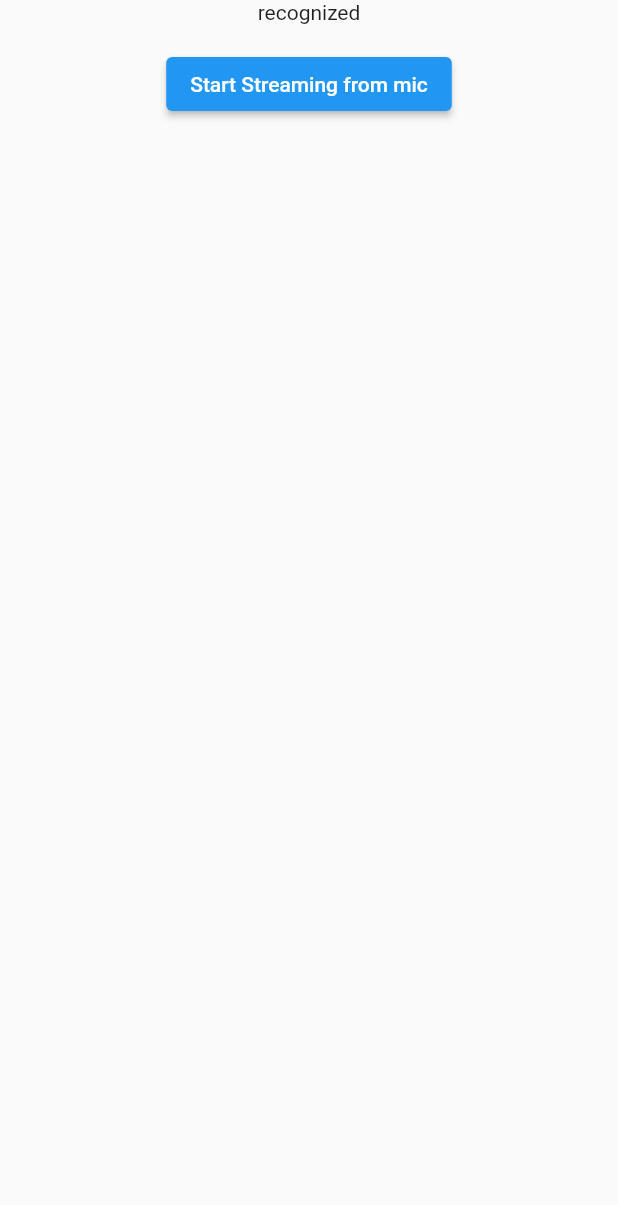
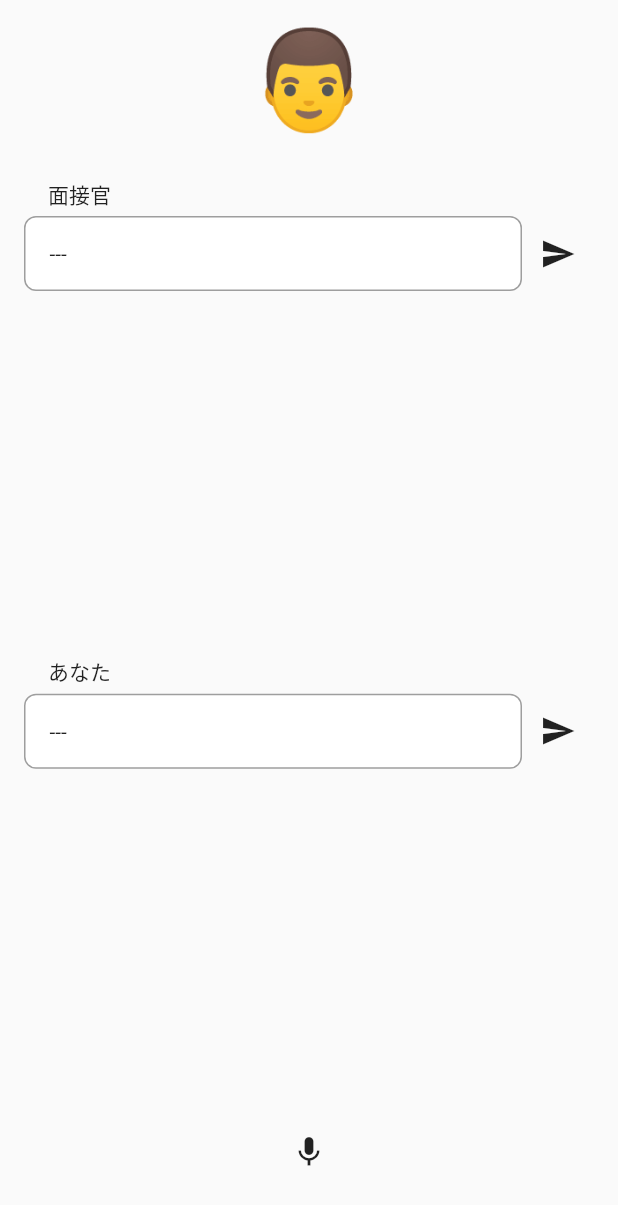
Before and after one commit to oh-naoki/robo_interviewer, a Flutter app: the screen it shows after launch, on a phone screen of 412 x 824 dp. Shown: the top 1205 px of the screen. Run offline on Flutter 3.47's test engine with Material 2 defaults, Android fonts, the phone set to English and light mode, and no system bars; our stand-ins replace dio, freezed_annotation, hooks_riverpod, retrofit, rxdart; missing offline and left inert: google_speech, sound_stream; generated files the repository leaves out were written again.

```diff
--- a/lib/ui/main.dart
+++ b/lib/ui/main.dart
@@ -17,7 +17,11 @@ class MyApp extends StatelessWidget {
       theme: ThemeData(
         primarySwatch: Colors.blue,
       ),
-      home: const MainScreen(),
+      home: const Scaffold(
+        body: SafeArea(
+          child: MainScreen(),
+        ),
+      ),
     );
   }
 }
@@ -42,11 +46,27 @@ class MainScreen extends ConsumerWidget {
         return Material(
           child: Column(
             children: [
-              Text("recognized"),
-              Text(viewState.text),
-              ElevatedButton(
-                onPressed: viewState.recognizing ? viewModel.stopSpeech : viewModel.startSpeech,
-                child: viewState.recognizing ? const Text('Stop recording') : const Text('Start Streaming from mic'),
+              const CharImage(),
+              Expanded(
+                flex: 1,
+                child: CharVoice(
+                  name: "面接官",
+                  text: viewState.aiResponse,
+                  submit: () {},
+                ),
+              ),
+              Expanded(
+                flex: 1,
+                child: CharVoice(
+                  name: "あなた",
+                  text: viewState.userInput,
+                  submit: viewModel.submit,
+                ),
+              ),
+              RecordButton(
+                onRecordClicked: () {
+                  viewModel.onRecordClicked();
+                },
               ),
             ],
           ),
@@ -55,3 +75,120 @@ class MainScreen extends ConsumerWidget {
     );
   }
 }
+
+class CharImage extends StatelessWidget {
+  const CharImage({Key? key}) : super(key: key);
+
+  @override
+  Widget build(BuildContext context) {
+    return const Padding(
+      padding: EdgeInsets.all(16.0),
+      child: Text(
+        "👨",
+        style: TextStyle(
+          fontSize: 64,
+        ),
+      ),
+    );
+  }
+}
+
+class CharVoice extends StatelessWidget {
+  final String name;
+  final String text;
+  final VoidCallback? submit;
+
+  const CharVoice({
+    Key? key,
+    required this.name,
+    required this.text,
+    required this.submit,
+  }) : super(key: key);
+
+  @override
+  Widget build(BuildContext context) {
+    return Container(
+      margin: const EdgeInsets.symmetric(vertical: 8, horizontal: 16),
+      child: Column(
+        crossAxisAlignment: CrossAxisAlignment.start,
+        children: [
+          NameTag(
+            name: name,
+          ),
+          Row(
+            children: [
+              Expanded(
+                flex: 1,
+                child: CharText(
+                  text: text,
+                ),
+              ),
+              IconButton(
+                onPressed: submit,
+                icon: const Icon(
+                  Icons.send,
+                ),
+              ),
+            ],
+          ),
+        ],
+      ),
+    );
+  }
+}
+
+class CharText extends StatelessWidget {
+  final String text;
+
+  const CharText({
+    Key? key,
+    required this.text,
+  }) : super(key: key);
+
+  @override
+  Widget build(BuildContext context) {
+    return Container(
+      padding: const EdgeInsets.symmetric(vertical: 16, horizontal: 16),
+      width: double.infinity,
+      decoration: BoxDecoration(
+        color: Colors.white,
+        border: Border.all(color: Colors.grey),
+        borderRadius: BorderRadius.circular(8),
+      ),
+      child: Text(text),
+    );
+  }
+}
+
+class NameTag extends StatelessWidget {
+  final String name;
+
+  const NameTag({Key? key, required this.name}) : super(key: key);
+
+  @override
+  Widget build(BuildContext context) {
+    return Container(
+      child: Padding(
+        padding: const EdgeInsets.symmetric(vertical: 4, horizontal: 16),
+        child: Text(name),
+      ),
+    );
+  }
+}
+
+class RecordButton extends StatelessWidget {
+  final VoidCallback onRecordClicked;
+
+  const RecordButton({Key? key, required this.onRecordClicked}) : super(key: key);
+
+  @override
+  Widget build(BuildContext context) {
+    return Padding(
+      padding: EdgeInsets.only(bottom: 32),
+      child: IconButton(
+        onPressed: onRecordClicked,
+        icon: const Icon(Icons.mic),
+      ),
+    );
+  }
+}
--- a/lib/ui/main_screen_state.dart
+++ b/lib/ui/main_screen_state.dart
@@ -9,7 +9,9 @@ abstract class MainScreenState with _$MainScreenState {
   const factory MainScreenState({
     @Default(false) bool recognizing,
     @Default(false) bool recognizeFinished,
-    @Default("---") String text,
+    @Default("---") String userInput,
+    @Default("---") String aiResponse,
+    @Default(<String>[]) List<String> history,
   }) = _MainScreenState;
 
   factory MainScreenState.fromJson(Map<String, dynamic> json) => _$MainScreenStateFromJson(json);
```
Also changed, not shown: lib/model/open_ai_request.dart (added, +25 -0 lines), lib/model/open_ai_response.dart (added, +38 -0 lines), lib/repository/openai_repository.dart (added, +26 -0 lines), lib/service/open_ai_service.dart (added, +20 -0 lines), lib/ui/main_viewmodel.dart (+40 -5 lines), lib/model/open_ai_request.freezed.dart (added), lib/model/open_ai_request.g.dart (added), lib/model/open_ai_response.freezed.dart (added), lib/model/open_ai_response.g.dart (added), lib/service/open_ai_service.g.dart (added), lib/ui/main_screen_state.freezed.dart, lib/ui/main_screen_state.g.dart.
